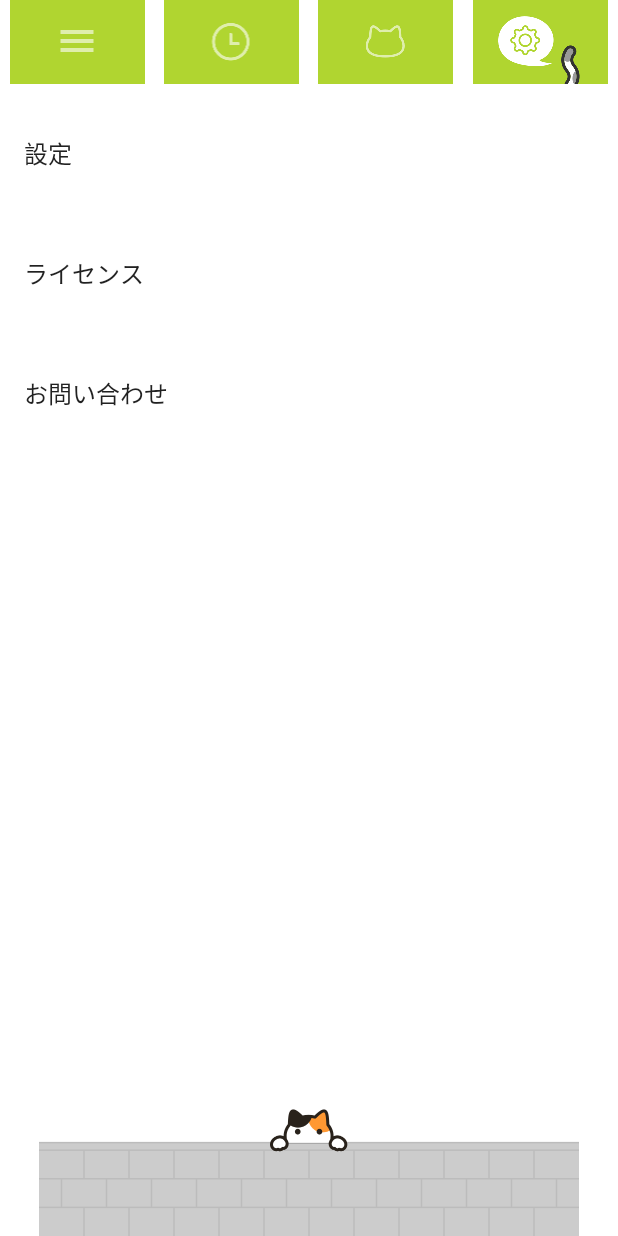
After one commit to zawamari/goodmorningcat, an Android app: the layout activity_setting.xml on its own in the app's theme, with its tools: preview values and no code run, on a phone screen of 412 x 824 dp. The commit adds this screen. Run offline under Robolectric (Android 15) with nearby library versions, the phone set to English and light mode, and no system bars.

Commit message:
setting page add.

```diff
--- a/app/build.gradle
+++ b/app/build.gradle
@@ -23,7 +23,6 @@ android {
 dependencies {
     compile 'io.repro:repro-android-sdk:1.1.14'
     compile 'com.google.android.gms:play-services-gcm:8.1.0'
-    compile 'com.squareup.picasso:picasso:2.5.2'
     compile fileTree(dir: 'libs', include: ['*.jar'])
     testCompile 'junit:junit:4.12'
     compile 'com.android.support:appcompat-v7:23.1.1'
--- a/app/src/main/java/com/cat/morning/goodmorningcat/SplashActivity.java
+++ b/app/src/main/java/com/cat/morning/goodmorningcat/SplashActivity.java
@@ -6,9 +6,6 @@ import android.os.Bundle;
 import android.os.Handler;
 import android.view.Window;
 
-/**
- * Created by inai_marie on 2016/03/31.
- */
 public class SplashActivity extends Activity {
 
     @Override
@@ -19,7 +16,7 @@ public class SplashActivity extends Activity {
         setContentView(R.layout.activity_splash);
 
         Handler handler = new Handler();
-        handler.postDelayed(new splashRunnable(), 2000);
+        handler.postDelayed(new splashRunnable(), 1500);
     }
 
     class splashRunnable implements Runnable {
--- /dev/null
+++ b/app/src/main/res/layout/activity_setting.xml
@@ -0,0 +1,86 @@
+<?xml version="1.0" encoding="utf-8"?>
+<LinearLayout xmlns:android="http://schemas.android.com/apk/res/android"
+    android:orientation="vertical"
+    android:layout_width="match_parent"
+    android:layout_height="match_parent"
+    android:background="@color/white" >
+
+    <LinearLayout
+        android:layout_width="match_parent"
+        android:layout_height="wrap_content"
+        android:orientation="horizontal" >
+
+        <ImageView
+            android:id="@+id/ivTop"
+            android:layout_width="0dp"
+            android:layout_height="wrap_content"
+            android:layout_weight="1"
+            android:src="@drawable/nav_top"/>
+
+        <ImageView
+            android:id="@+id/ivTimeSet"
+            android:layout_width="0dp"
+            android:layout_height="wrap_content"
+            android:layout_weight="1"
+            android:src="@drawable/nav_time_set"/>
+
+        <ImageView
+            android:id="@+id/ivCatList"
+            android:layout_width="0dp"
+            android:layout_height="wrap_content"
+            android:layout_weight="1"
+            android:src="@drawable/nav_cat_list"/>
+
+        <ImageView
+            android:id="@+id/ivSetting"
+            android:layout_width="0dp"
+            android:layout_height="wrap_content"
+            android:layout_weight="1"
+            android:src="@drawable/on"/>
+
+    </LinearLayout>
+
+    <TextView
+        android:layout_width="match_parent"
+        android:layout_height="80dp"
+        android:layout_marginLeft="16dp"
+        android:gravity="center_vertical"
+        android:text="設定"
+        android:textSize="16sp"
+        android:textColor="@color/black" />
+
+    <TextView
+        android:layout_width="match_parent"
+        android:layout_height="80dp"
+        android:layout_marginLeft="16dp"
+        android:gravity="center_vertical"
+        android:text="ライセンス"
+        android:textSize="16sp"
+        android:textColor="@color/black" />
+
+    <TextView
+        android:layout_width="match_parent"
+        android:layout_height="80dp"
+        android:layout_marginLeft="16dp"
+        android:gravity="center_vertical"
+        android:text="お問い合わせ"
+        android:textSize="16sp"
+        android:textColor="@color/black" />
+
+    <RelativeLayout
+        android:layout_width="match_parent"
+        android:layout_height="wrap_content"
+        android:gravity="bottom">
+
+        <ImageView
+            android:id="@+id/ivAd"
+            android:layout_width="match_parent"
+            android:layout_height="wrap_content"
+            android:src="@drawable/ad_bg"
+            android:layout_alignParentBottom="true"
+            android:layout_alignParentLeft="true"
+            android:layout_alignParentStart="true"/>
+
+    </RelativeLayout>
+
+</LinearLayout>
--- a/app/src/main/res/values/colors.xml
+++ b/app/src/main/res/values/colors.xml
@@ -1,6 +1,7 @@
 <?xml version="1.0" encoding="utf-8"?>
 <resources>
     <color name="light_green">#b0d530</color>
+    <color name="black">#de000000</color>
 
     <color name="transparent">#00000000</color>
     <color name="colorPrimary">#696969</color>
```
Also changed, not shown: app/src/main/AndroidManifest.xml (+10 -0 lines), app/src/main/java/com/cat/morning/goodmorningcat/AlermSettingActivity.java (+26 -0 lines), app/src/main/java/com/cat/morning/goodmorningcat/SettingActivity.java (+38 -4 lines).
